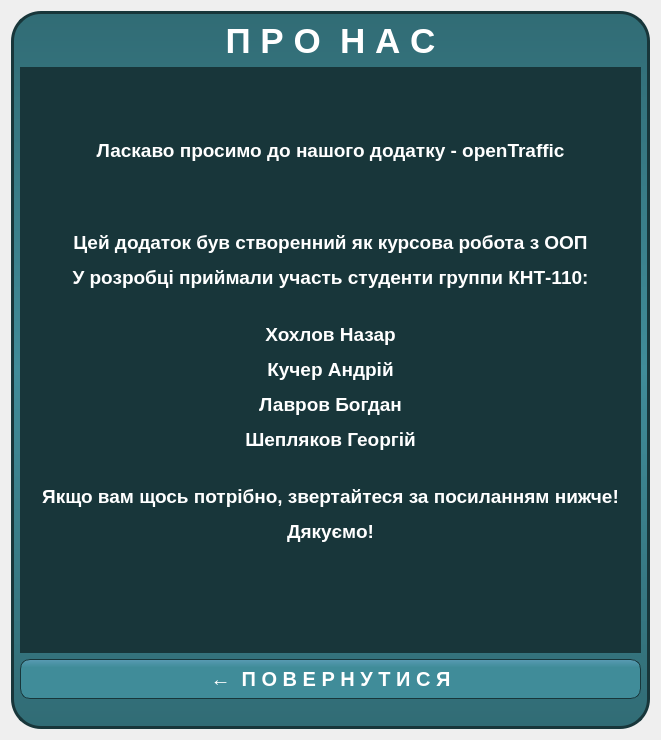
Above: openTraffic/aboutus.ui from Derker2002/OpenTraffic before the change. Below: the same form after it.
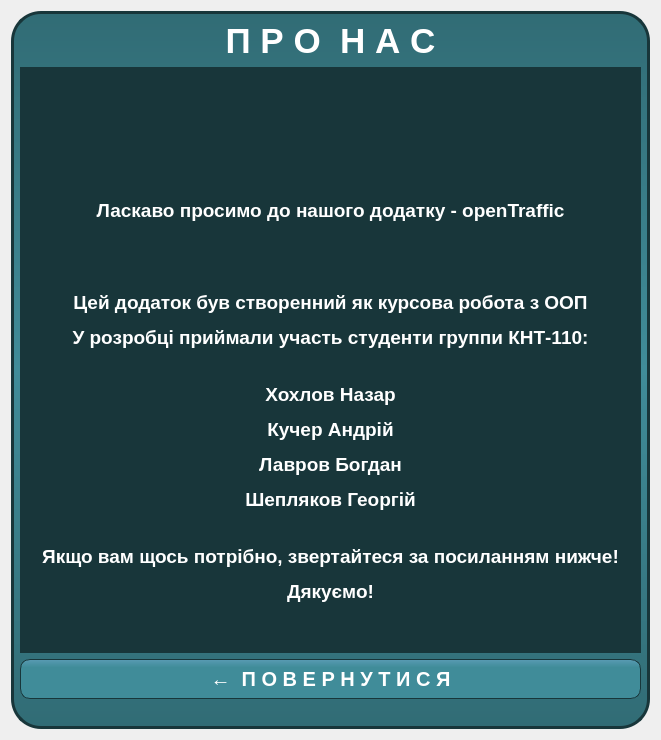
That is the form after the change.

What changed in the file:
```diff
--- a/openTraffic/aboutus.ui
+++ b/openTraffic/aboutus.ui
@@ -56,31 +56,7 @@
 background-color: rgb(24, 54, 58);</string>
         </property>
         <layout class="QGridLayout" name="LeadersView">
-         <item row="0" column="0" colspan="3">
-          <widget class="QLabel" name="pageLabel">
-           <property name="font">
-            <font>
-             <family>Arial</family>
-             <pointsize>14</pointsize>
-             <weight>75</weight>
-             <bold>true</bold>
-            </font>
-           </property>
-           <property name="styleSheet">
-            <string notr="true">color: #fff</string>
-           </property>
-           <property name="text">
-            <string>&lt;html&gt;&lt;head/&gt;&lt;body&gt;&lt;p&gt;Ласкаво просимо до нашого додатку - openTraffic&lt;/p&gt;&lt;p&gt;&lt;br/&gt;&lt;/p&gt;&lt;p&gt;Цей додаток був створенний як курсова робота з ООП&lt;/p&gt;&lt;p&gt;У розробці приймали участь студенти группи КНТ-110:&lt;br/&gt;&lt;/p&gt;&lt;p&gt;Хохлов Назар&lt;/p&gt;&lt;p&gt;Кучер Андрій&lt;/p&gt;&lt;p&gt;Лавров Богдан&lt;/p&gt;&lt;p&gt;Шепляков Георгій&lt;br/&gt;&lt;/p&gt;&lt;p&gt;Якщо вам щось потрібно, звертайтеся за посиланням нижче!&lt;/p&gt;&lt;p&gt;Дякуємо!&lt;/p&gt;&lt;/body&gt;&lt;/html&gt;</string>
-           </property>
-           <property name="alignment">
-            <set>Qt::AlignCenter</set>
-           </property>
-           <property name="textInteractionFlags">
-            <set>Qt::LinksAccessibleByMouse|Qt::TextSelectableByMouse</set>
-           </property>
-          </widget>
-         </item>
-         <item row="1" column="1">
+         <item row="2" column="1">
           <widget class="QWidget" name="imgLinks" native="true">
            <property name="sizePolicy">
             <sizepolicy hsizetype="Maximum" vsizetype="Maximum">
@@ -111,6 +87,33 @@
            </layout>
           </widget>
          </item>
+         <item row="1" column="0" colspan="3">
+          <widget class="QLabel" name="pageLabel">
+           <property name="font">
+            <font>
+             <family>Arial</family>
+             <pointsize>14</pointsize>
+             <weight>75</weight>
+             <bold>true</bold>
+            </font>
+           </property>
+           <property name="styleSheet">
+            <string notr="true">color: #fff</string>
+           </property>
+           <property name="text">
+            <string>&lt;html&gt;&lt;head/&gt;&lt;body&gt;&lt;p&gt;Ласкаво просимо до нашого додатку - openTraffic&lt;/p&gt;&lt;p&gt;&lt;br/&gt;&lt;/p&gt;&lt;p&gt;Цей додаток був створенний як курсова робота з ООП&lt;/p&gt;&lt;p&gt;У розробці приймали участь студенти группи КНТ-110:&lt;br/&gt;&lt;/p&gt;&lt;p&gt;Хохлов Назар&lt;/p&gt;&lt;p&gt;Кучер Андрій&lt;/p&gt;&lt;p&gt;Лавров Богдан&lt;/p&gt;&lt;p&gt;Шепляков Георгій&lt;br/&gt;&lt;/p&gt;&lt;p&gt;Якщо вам щось потрібно, звертайтеся за посиланням нижче!&lt;/p&gt;&lt;p&gt;Дякуємо!&lt;/p&gt;&lt;/body&gt;&lt;/html&gt;</string>
+           </property>
+           <property name="alignment">
+            <set>Qt::AlignCenter</set>
+           </property>
+           <property name="textInteractionFlags">
+            <set>Qt::LinksAccessibleByMouse|Qt::TextSelectableByMouse</set>
+           </property>
+          </widget>
+         </item>
+         <item row="0" column="0">
+          <widget class="QListView" name="listView"/>
+         </item>
         </layout>
        </widget>
       </item>
```
